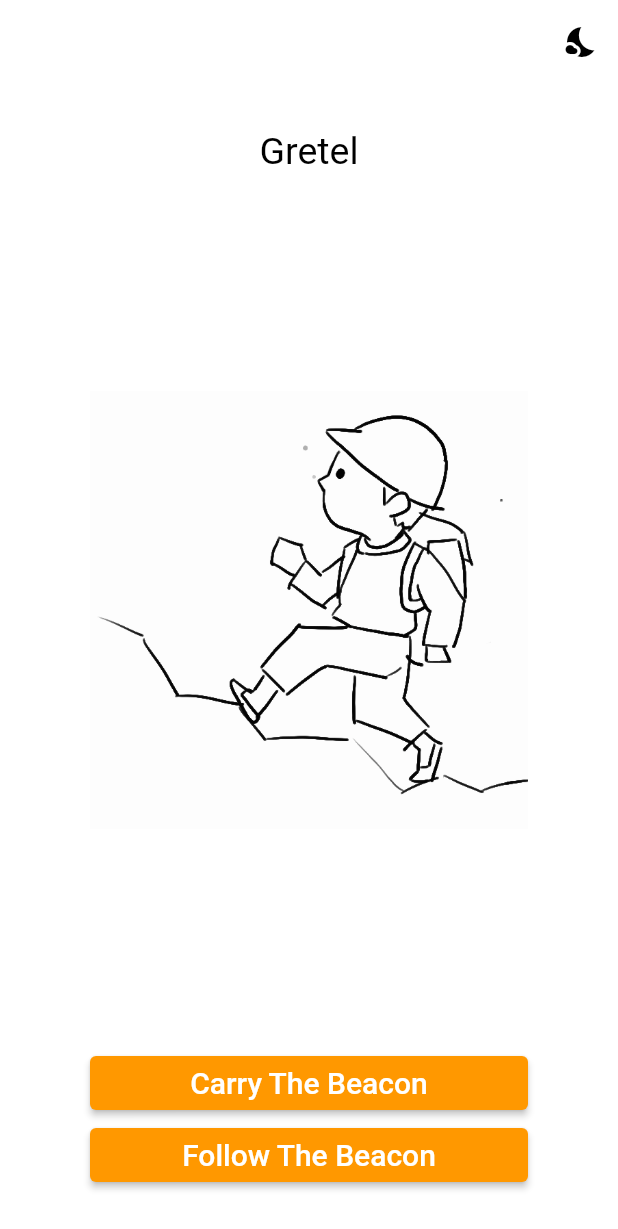
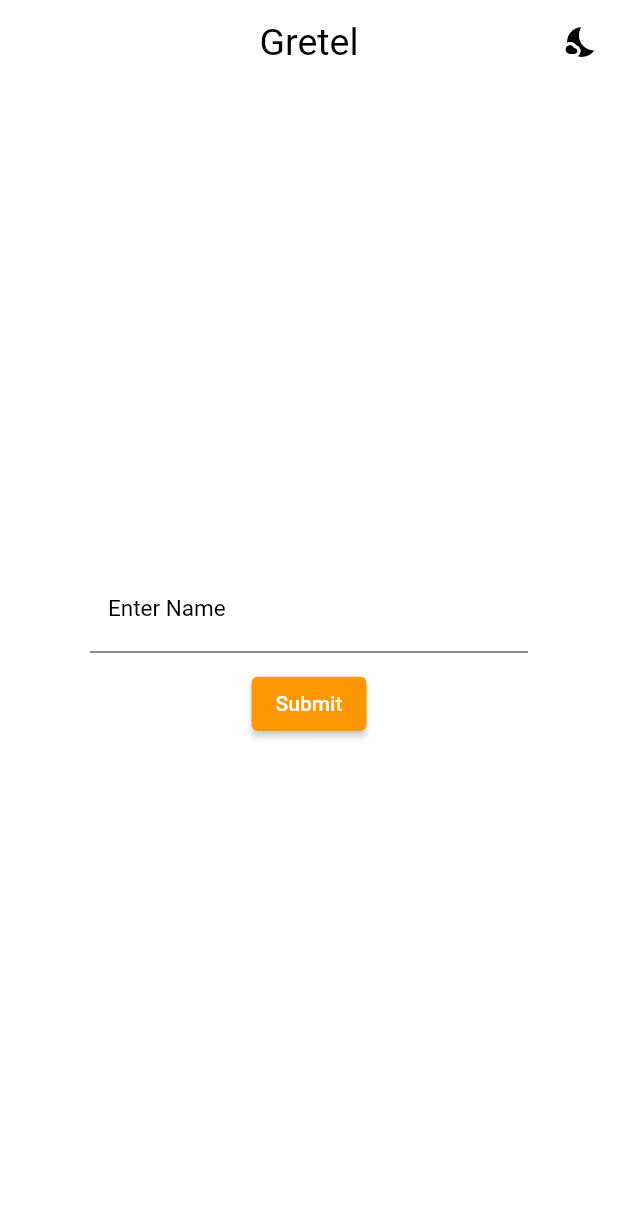
Before and after one commit to Adityabhaumik/beacon, a Flutter app: the screen it shows after launch, on a phone screen of 412 x 824 dp. Shown: the top 1229 px of the screen. Run offline on Flutter 3.47's test engine with Material 2 defaults, Android fonts, the light colour scheme and no system bars; our stand-ins replace cloud_firestore, firebase_core, flutter_map, geolocator, latlong, material_floating_search_bar and 2 more; missing offline and left inert: clipboard, geocoder, menu_button; accounts and stored records are empty.

Commit message:
major changes with saved name in storage

```diff
--- a/lib/main.dart
+++ b/lib/main.dart
@@ -7,6 +7,7 @@ import 'package:provider/provider.dart';
 import './provider/currentfollowingBeacon_provider.dart';
 import './provider/darkModeNotifier.dart';
 import 'Mythemes.dart';
+import './provider/name_provider.dart';
 
 void main() {
   runApp(MultiProvider(
@@ -14,6 +15,8 @@ void main() {
         ChangeNotifierProvider(create: (context) => CurrentCarrier()),
         ChangeNotifierProvider(create: (context) => CurrentFollowing()),
         ChangeNotifierProvider(create: (context) => DarkNotifier()),
+        ChangeNotifierProvider(create: (context) => NameNotifier()),
+
       ],
       child: MyApp()),);
 }
--- /dev/null
+++ b/lib/provider/name_provider.dart
@@ -0,0 +1,30 @@
+import 'package:flutter/material.dart';
+import 'package:shared_preferences/shared_preferences.dart';
+class NameNotifier with ChangeNotifier{
+  String name="";
+  bool isNameSaved=false;
+
+  Future<void> _loadName()async{
+    await SharedPreferences.getInstance().then((value) {
+      isNameSaved= value.getBool('isNameSaved')??false;
+    });
+    await SharedPreferences.getInstance().then((value) {
+      name = value.getString('name')??"XYZ";
+    });
+    notifyListeners();
+  }
+  Future<void> saveName(String userName)async{
+    await SharedPreferences.getInstance().then((value) {
+      value.setString('name', userName);
+      name=userName;
+    });
+    await SharedPreferences.getInstance().then((value) {
+      value.setBool('isNameSaved', true);
+      isNameSaved=true;
+    });
+    notifyListeners();
+  }
+  NameNotifier(){
+    _loadName();
+  }
+}
--- a/lib/screens/first_screen.dart
+++ b/lib/screens/first_screen.dart
@@ -4,6 +4,8 @@ import '../utilities/alertBox_utility.dart';
 import './carryBeacon_screen.dart';
 import 'package:flutter/material.dart';
 import 'package:firebase_core/firebase_core.dart';
+import '../provider/name_provider.dart';
+import '../utilities/askname_utility.dart';
 
 class FirstScreen extends StatefulWidget {
   static const id = "FirstScreen";
@@ -27,30 +29,46 @@ class _FirstScreenState extends State<FirstScreen> {
   @override
   Widget build(BuildContext context) {
     final isNowDark = Provider.of<DarkNotifier>(context);
+    String UserName = Provider.of<NameNotifier>(context,listen: true).name;
+    bool isNameSaved =Provider.of<NameNotifier>(context,listen: true).isNameSaved;
+
     return Scaffold(
       appBar: AppBar(
+        centerTitle: true,
+        title: Text(
+          'Gretel',
+          style: Theme.of(context).textTheme.headline2,
+        ),
         elevation: 0.0,
         actions: [
-        IconButton(icon:isNowDark.isDark?Icon(Icons.wb_sunny):Icon(Icons.nights_stay), onPressed: (){
+          IconButton(
+              icon: isNowDark.isDark
+                  ? Icon(Icons.wb_sunny)
+                  : Icon(Icons.nights_stay),
+              onPressed: () {
                 isNowDark.saveWetherDark(!isNowDark.isDark);
               })
-      ],),
+        ],
+      ),
       backgroundColor: Theme.of(context).primaryColor,
       body: Container(
         padding: EdgeInsets.symmetric(horizontal: 40, vertical: 10),
         margin: EdgeInsets.all(20),
-        child: Center(
+        child: isNameSaved
+            ? Center(
                 child: Column(
                   mainAxisAlignment: MainAxisAlignment.center,
                   children: [
                     Text(
-                'Gretel',
+                      'Sup ! ${UserName}',
                       style: Theme.of(context).textTheme.headline2,
                     ),
                     Expanded(
                       flex: 3,
                       child: Image(
-                  image: isNowDark.isDark?AssetImage('assets/backimg1.png'):AssetImage('assets/backimg_white.png'),
+                        image: isNowDark.isDark
+                            ? AssetImage('assets/backimg1.png')
+                            : AssetImage('assets/backimg_white.png'),
                       ),
                     ),
                     Container(
@@ -86,7 +104,8 @@ class _FirstScreenState extends State<FirstScreen> {
                     ),
                   ],
                 ),
-        ),
+              )
+            : AlertBoxAskName(context),
       ),
     );
   }
--- /dev/null
+++ b/lib/utilities/askname_utility.dart
@@ -0,0 +1,74 @@
+import 'package:flutter/material.dart';
+import '../screens/currentfollowingBeacon_screen.dart';
+import 'package:provider/provider.dart';
+import '../provider/name_provider.dart';
+
+AlertBoxAskName(BuildContext context) {
+  TextEditingController controller = TextEditingController();
+  var Nameprovider = Provider.of<NameNotifier>(context);
+  return Column(
+    crossAxisAlignment: CrossAxisAlignment.center,
+    mainAxisAlignment: MainAxisAlignment.center,
+    children: <Widget>[
+      Container(
+        child: TextFormField(
+          controller: controller,
+          cursorColor: Theme.of(context).secondaryHeaderColor,
+          style: TextStyle(
+            color: Theme.of(context).secondaryHeaderColor,
+          ),
+          decoration: InputDecoration(
+            fillColor: Theme.of(context).primaryColor,
+            filled: true,
+            labelText: "Enter Name",
+            labelStyle: TextStyle(
+                color: Theme.of(context).secondaryHeaderColor, fontSize: 15),
+            focusedBorder: OutlineInputBorder(
+              borderSide: BorderSide(
+                  color: Theme.of(context).secondaryHeaderColor, width: 2.0),
+              borderRadius: BorderRadius.circular(8.0),
+            ),
+            focusColor: Theme.of(context).primaryColor,
+            hintText: 'Enter Name',
+            hintStyle: TextStyle(
+                color: Theme.of(context).secondaryHeaderColor, fontSize: 15),
+          ),
+        ),
+      ),
+
+      Padding(
+        padding: const EdgeInsets.all(10.0),
+        child: ElevatedButton(
+          onPressed: () {
+            print(controller.text);
+            // controller.text="";
+            Nameprovider.saveName(controller.text);
+
+          },
+          child: Text(
+            'Submit',
+            style: TextStyle(color: Colors.white),
+          ),
+        ),
+      )
+    ],
+  );
+}
+//           actions: <Widget>[
+//             ElevatedButton(
+//               style: ButtonStyle(
+//                   elevation: MaterialStateProperty.all<double>(0.0)),
+//               child: Text('Submit', style: TextStyle(color: Colors.white),),
+// onPressed: () {
+// print(controller.text);
+// // controller.text="";
+// Nameprovider.saveName(controller.text);
+// Navigator.of(context).pop();
+// },
+//             ),
+//           ],
+//         ),
+//       ),
+//     ],
+//   );
+// }
--- a/pubspec.yaml
+++ b/pubspec.yaml
@@ -35,6 +35,8 @@ dependencies:
   menu_button: ^1.4.1
   clipboard: ^0.1.3
   shared_preferences: ^2.0.4
+  material_floating_search_bar: ^0.3.3
+  geocoder: ^0.2.1
 dev_dependencies:
   flutter_test:
     sdk: flutter
```
Also changed, not shown: lib/model/destination_model.dart (added, +7 -0 lines), lib/provider/current_carrier_provider.dart (+21 -0 lines), lib/provider/currentfollowingBeacon_provider.dart (+18 -2 lines), lib/screens/carryBeacon_screen.dart (+60 -56 lines), lib/screens/currentfollowingBeacon_screen.dart (+73 -21 lines), lib/utilities/bottomSheetCarryBeacon_utility.dart (+19 -2 lines), lib/utilities/bottomSheet_utility.dart (+25 -1 lines), lib/utilities/enterDestinationbar_utility.dart (added, +79 -0 lines), pubspec.lock. Lines whose indentation alone changed are shown as unchanged.
